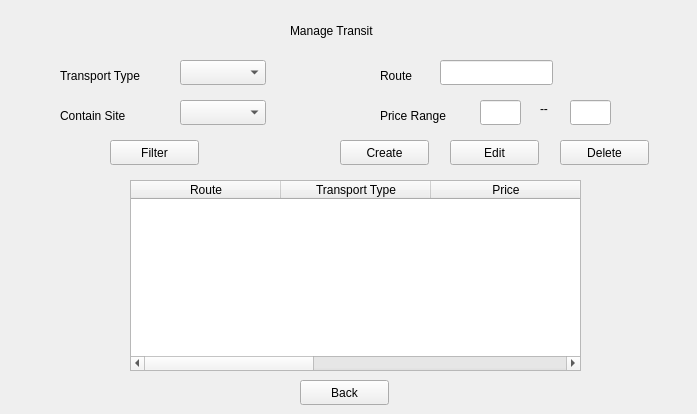
First picture: the form in AdministratorManageTransit.ui, repository Klin04/CS4400, before the edit.
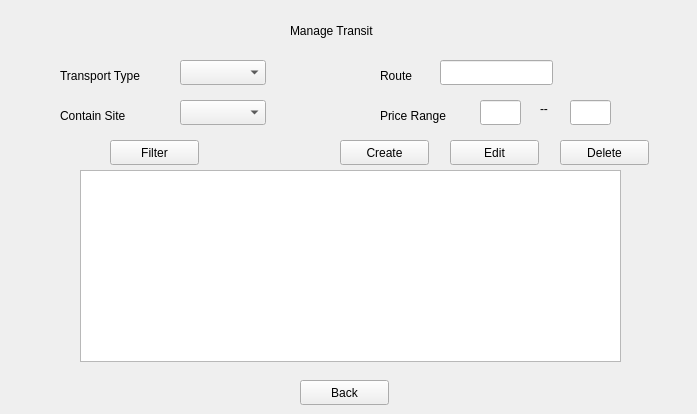
Second picture: the form after the edit.

```diff
--- a/AdministratorManageTransit.ui
+++ b/AdministratorManageTransit.ui
@@ -209,64 +209,12 @@
   <widget class="QTableWidget" name="tableWidget_3">
    <property name="geometry">
     <rect>
-     <x>130</x>
-     <y>180</y>
-     <width>451</width>
-     <height>191</height>
+     <x>80</x>
+     <y>170</y>
+     <width>541</width>
+     <height>192</height>
     </rect>
    </property>
-   <attribute name="horizontalHeaderCascadingSectionResizes">
-    <bool>true</bool>
-   </attribute>
-   <attribute name="horizontalHeaderDefaultSectionSize">
-    <number>150</number>
-   </attribute>
-   <attribute name="horizontalHeaderShowSortIndicator" stdset="0">
-    <bool>true</bool>
-   </attribute>
-   <attribute name="verticalHeaderCascadingSectionResizes">
-    <bool>false</bool>
-   </attribute>
-   <column>
-    <property name="text">
-     <string>Route</string>
-    </property>
-    <property name="textAlignment">
-     <set>AlignCenter</set>
-    </property>
-   </column>
-   <column>
-    <property name="text">
-     <string>Transport Type</string>
-    </property>
-    <property name="textAlignment">
-     <set>AlignCenter</set>
-    </property>
-   </column>
-   <column>
-    <property name="text">
-     <string>Price</string>
-    </property>
-    <property name="textAlignment">
-     <set>AlignCenter</set>
-    </property>
-   </column>
-   <column>
-    <property name="text">
-     <string># Connected Sites</string>
-    </property>
-    <property name="textAlignment">
-     <set>AlignCenter</set>
-    </property>
-   </column>
-   <column>
-    <property name="text">
-     <string># Transit Logged</string>
-    </property>
-    <property name="textAlignment">
-     <set>AlignCenter</set>
-    </property>
-   </column>
   </widget>
  </widget>
  <resources/>
```
Left out of the diff: 2 changed lines with no effect on the pictures.
